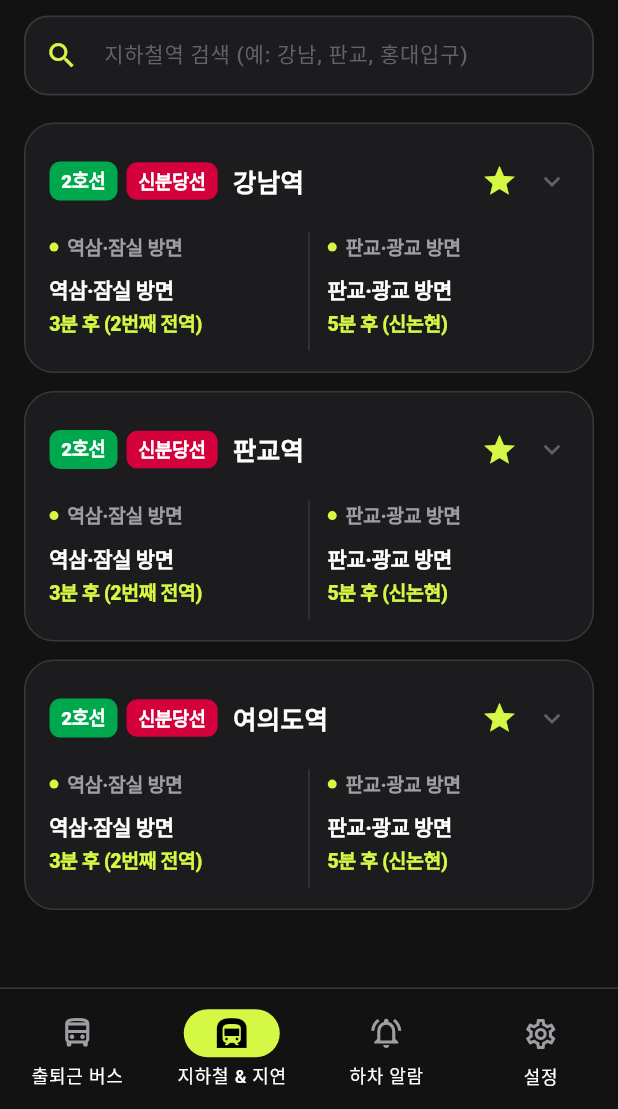
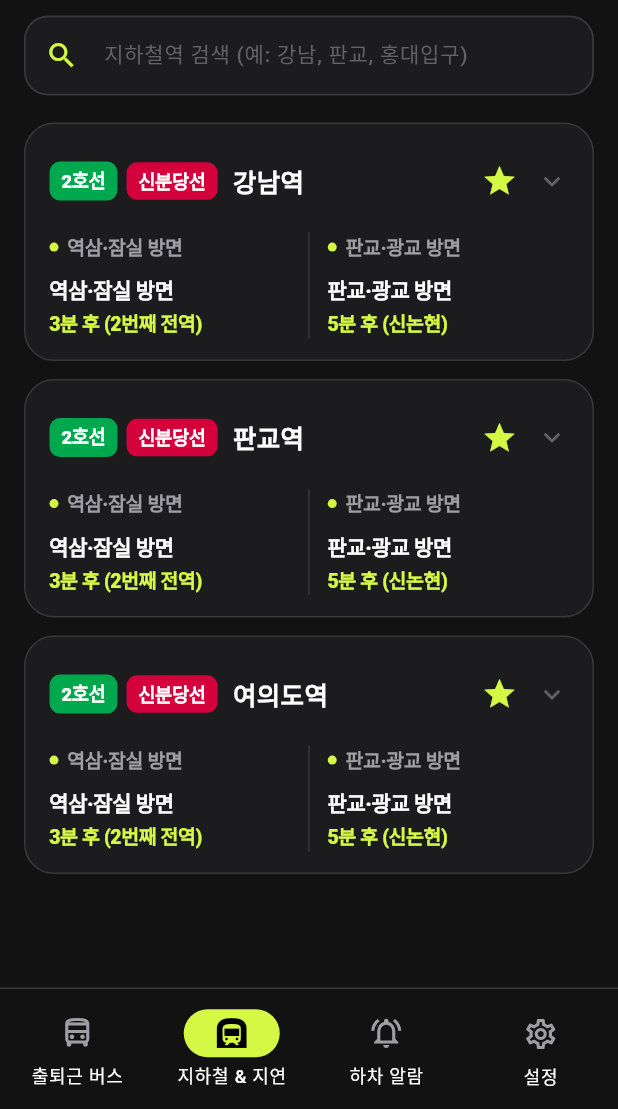
Before and after one commit to tlskals/WaitPlz, a Flutter app: the screen it shows after launch, item 2 of the bottom bar chosen, on a phone screen of 412 x 824 dp, the part 127-1236 px from its top. Run offline on Flutter 3.47's test engine with Material 3 defaults, Android fonts, the light colour scheme and no system bars; our stand-ins replace dio, flutter_local_notifications, flutter_riverpod, geolocator, shared_preferences, vibration; missing offline and left inert: flutter_naver_map; network calls fail.

Commit message:
style: show only latest single train per direction when card is collapsed for compact dashboard

```diff
--- a/lib/presentation/widgets/subway_station_card.dart
+++ b/lib/presentation/widgets/subway_station_card.dart
@@ -121,9 +121,9 @@ class _SubwayStationCardState extends State<SubwayStationCard> {
         ? downList.first.heading
         : '하행 / 외선 방면';
 
-    // 접힘/펼침 상태에 따른 노출 열차 개수 제어
-    final visibleUpList = _isExpanded ? upList : upList.take(2).toList();
-    final visibleDownList = _isExpanded ? downList : downList.take(2).toList();
+    // 접힘/펼침 상태에 따른 노출 열차 개수 제어 (접혔을 때는 최신 1개만, 펼쳤을 때는 전체)
+    final visibleUpList = _isExpanded ? upList : upList.take(1).toList();
+    final visibleDownList = _isExpanded ? downList : downList.take(1).toList();
 
     return Container(
       margin: const EdgeInsets.symmetric(horizontal: 16, vertical: 6),
@@ -319,7 +319,7 @@ class _SubwayStationCardState extends State<SubwayStationCard> {
                 item.status.contains('도착');
 
             return Padding(
-              padding: const EdgeInsets.only(bottom: 8),
+              padding: EdgeInsets.only(bottom: _isExpanded ? 8 : 0),
               child: Column(
                 crossAxisAlignment: CrossAxisAlignment.start,
                 children: [
```
Also changed, not shown: 1 other file.
